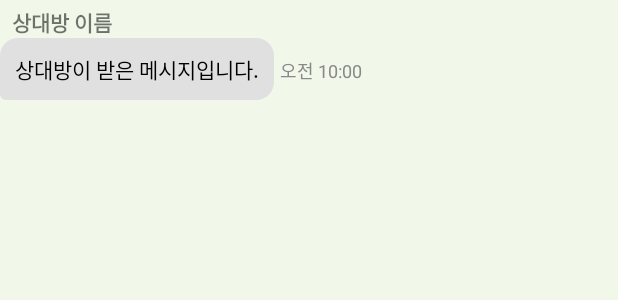
After one commit to LCW-hub/GuideFriends, an Android app: the layout item_message_received.xml on its own in the app's theme, with its tools: preview values and no code run, on a phone screen of 412 x 824 dp. The commit adds this screen. Shown: the top 300 px of the screen. Run offline under Robolectric (Android 15) with nearby library versions, the phone set to English and light mode, and no system bars; network calls fail.

Commit message:
채팅방성공

```diff
--- a/app/build.gradle.kts
+++ b/app/build.gradle.kts
@@ -95,6 +95,9 @@ dependencies {
 
     implementation("com.google.firebase:firebase-analytics")
 
+    // Cloud Firestore 라이브러리 추가
+    implementation("com.google.firebase:firebase-firestore")
+
     // ✅ Glide 최신 버전으로 통일 및 컴파일러 추가
     implementation ("com.github.bumptech.glide:glide:4.16.0")
     annotationProcessor("com.github.bumptech.glide:compiler:4.16.0") // 4.16.0에 맞는 컴파일러 버전 사용
--- a/app/src/main/AndroidManifest.xml
+++ b/app/src/main/AndroidManifest.xml
@@ -44,6 +44,9 @@
         <activity android:name=".activities.Register_Login.RegisterActivity" />
         <activity android:name=".activities.Register_Login.FindIdActivity" />
         <activity android:name=".activities.Register_Login.FindPwActivity" />
+
+        <activity android:name=".activities.ChatRoomActivity"/>
+
         <activity
             android:name=".activities.Register_Login.ResetPasswordActivity"
             android:exported="true">
--- a/app/src/main/java/com/example/gps/activities/MyGroupsActivity.java
+++ b/app/src/main/java/com/example/gps/activities/MyGroupsActivity.java
@@ -44,7 +44,7 @@ public class MyGroupsActivity extends AppCompatActivity implements GroupListAdap
     @Override
     public void onGroupClick(Long groupId, String groupName) {
         // 그룹 클릭 시 GroupSharingSettingsActivity로 이동
-        Intent intent = new Intent(MyGroupsActivity.this, GroupSharingSettingsActivity.class);
+        Intent intent = new Intent(MyGroupsActivity.this, ChatRoomActivity.class);
 
         // ⭐⭐ 상호 차단 설정을 위해 필수 정보 전달 ⭐⭐
         intent.putExtra("groupId", groupId);
--- /dev/null
+++ b/app/src/main/res/drawable/background_message_received.xml
@@ -0,0 +1,8 @@
+<?xml version="1.0" encoding="utf-8"?>
+<shape xmlns:android="http://schemas.android.com/apk/res/android"
+    android:shape="rectangle">
+    <solid android:color="#E0E0E0" /> <corners
+    android:topLeftRadius="12dp"
+    android:topRightRadius="12dp"
+    android:bottomRightRadius="12dp"
+    android:bottomLeftRadius="4dp" /> </shape>
--- /dev/null
+++ b/app/src/main/res/drawable/ic_menu_three_bars.xml
@@ -0,0 +1,5 @@
+<vector xmlns:android="http://schemas.android.com/apk/res/android" android:height="24dp" android:tint="#000000" android:viewportHeight="24" android:viewportWidth="24" android:width="24dp">
+
+    <path android:fillColor="@android:color/white" android:pathData="M3,18h18v-2L3,16v2zM3,13h18v-2L3,11v2zM3,6v2h18L21,6L3,6z"/>
+
+</vector>
--- /dev/null
+++ b/app/src/main/res/layout/item_message_received.xml
@@ -0,0 +1,46 @@
+<?xml version="1.0" encoding="utf-8"?>
+<LinearLayout
+    xmlns:android="http://schemas.android.com/apk/res/android"
+    android:layout_width="match_parent"
+    android:layout_height="wrap_content"
+    android:orientation="vertical"
+    android:gravity="start"
+    android:paddingEnd="60dp"
+    android:paddingTop="4dp"
+    android:paddingBottom="4dp">
+
+    <TextView
+        android:id="@+id/tvSenderName"
+        android:layout_width="wrap_content"
+        android:layout_height="wrap_content"
+        android:textSize="14sp"
+        android:textStyle="bold"
+        android:layout_marginStart="8dp"
+        android:text="상대방 이름"/>
+
+    <LinearLayout
+        android:layout_width="wrap_content"
+        android:layout_height="wrap_content"
+        android:orientation="horizontal"
+        android:gravity="bottom">
+
+        <TextView
+            android:id="@+id/tvMessageContent"
+            android:layout_width="wrap_content"
+            android:layout_height="wrap_content"
+            android:padding="10dp"
+            android:background="@drawable/background_message_received"
+            android:textColor="@android:color/black"
+            android:text="상대방이 받은 메시지입니다."/>
+
+        <TextView
+            android:id="@+id/tvTimestamp"
+            android:layout_width="wrap_content"
+            android:layout_height="wrap_content"
+            android:textSize="12sp"
+            android:textColor="#888888"
+            android:layout_marginStart="4dp"
+            android:text="오전 10:00"/>
+    </LinearLayout>
+
+</LinearLayout>
```
Also changed, not shown: app/src/main/java/com/example/gps/activities/ChatRoomActivity.java (added, +196 -0 lines), app/src/main/java/com/example/gps/adapters/MessageAdapter.java (added, +111 -0 lines), app/src/main/java/com/example/gps/model/Message.java (added, +45 -0 lines), app/src/main/res/drawable/background_message_sent.xml (added, +8 -0 lines), app/src/main/res/layout/activity_chat_room.xml (added, +52 -0 lines), app/src/main/res/layout/item_message_sent.xml (added, +38 -0 lines), app/src/main/res/menu/menu_chatroom.xml (added, +11 -0 lines).
